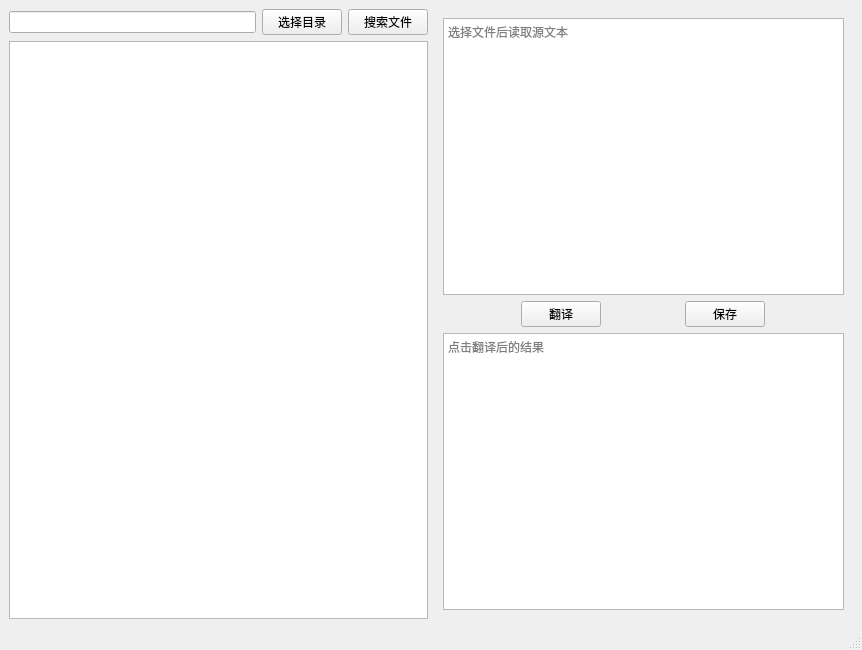
Qt form ui/tran_index.ui (yibo7/PyTranslate) before a commit.
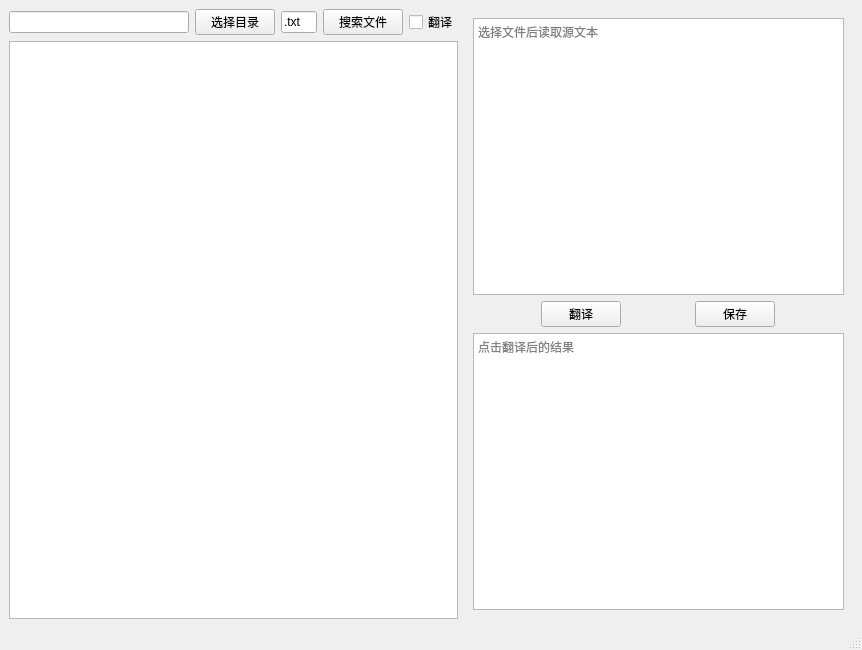
The same form after that commit.

The edit to the form file:
```diff
--- a/ui/tran_index.ui
+++ b/ui/tran_index.ui
@@ -20,22 +20,67 @@
       <item>
        <layout class="QHBoxLayout" name="horizontalLayout_3">
         <item>
-         <widget class="QLineEdit" name="txt_folder_patch"/>
+         <widget class="QLineEdit" name="txt_folder_patch">
+          <property name="sizePolicy">
+           <sizepolicy hsizetype="Expanding" vsizetype="Fixed">
+            <horstretch>5</horstretch>
+            <verstretch>0</verstretch>
+           </sizepolicy>
+          </property>
+         </widget>
         </item>
         <item>
          <widget class="QPushButton" name="btn_sel_folder">
+          <property name="sizePolicy">
+           <sizepolicy hsizetype="Minimum" vsizetype="Fixed">
+            <horstretch>2</horstretch>
+            <verstretch>0</verstretch>
+           </sizepolicy>
+          </property>
           <property name="text">
            <string>选择目录</string>
           </property>
          </widget>
         </item>
+        <item>
+         <widget class="QLineEdit" name="txtHz">
+          <property name="sizePolicy">
+           <sizepolicy hsizetype="Expanding" vsizetype="Fixed">
+            <horstretch>1</horstretch>
+            <verstretch>0</verstretch>
+           </sizepolicy>
+          </property>
+          <property name="inputMask">
+           <string/>
+          </property>
+          <property name="text">
+           <string>.txt</string>
+          </property>
+         </widget>
+        </item>
         <item>
          <widget class="QPushButton" name="btnSearchFiles">
+          <property name="sizePolicy">
+           <sizepolicy hsizetype="Minimum" vsizetype="Fixed">
+            <horstretch>2</horstretch>
+            <verstretch>0</verstretch>
+           </sizepolicy>
+          </property>
           <property name="text">
            <string>搜索文件</string>
           </property>
          </widget>
         </item>
+        <item>
+         <widget class="QCheckBox" name="cbIsFy">
+          <property name="enabled">
+           <bool>true</bool>
+          </property>
+          <property name="text">
+           <string>翻译</string>
+          </property>
+         </widget>
+        </item>
        </layout>
       </item>
       <item>
```
Left out of the diff: 2 changed lines with no effect on the pictures.
